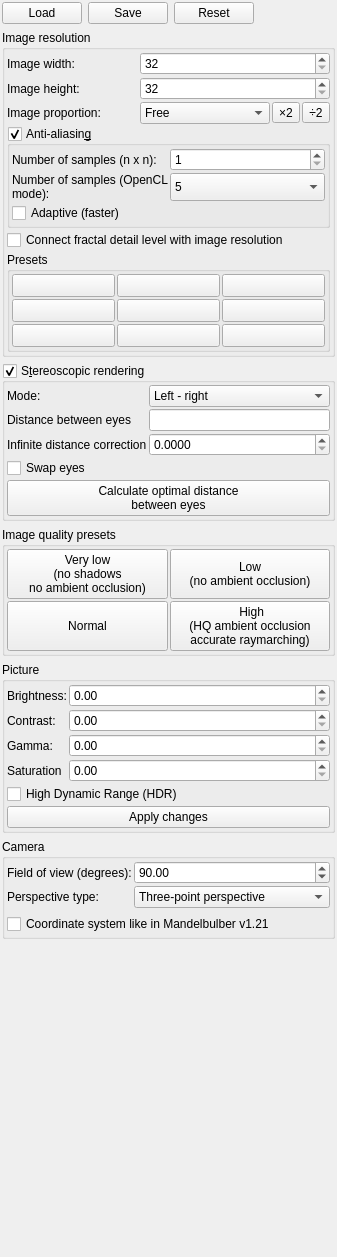
First picture: the form in mandelbulber2/qt/dock_image_adjustments.ui, repository buddhi1980/mandelbulber2, before the edit.
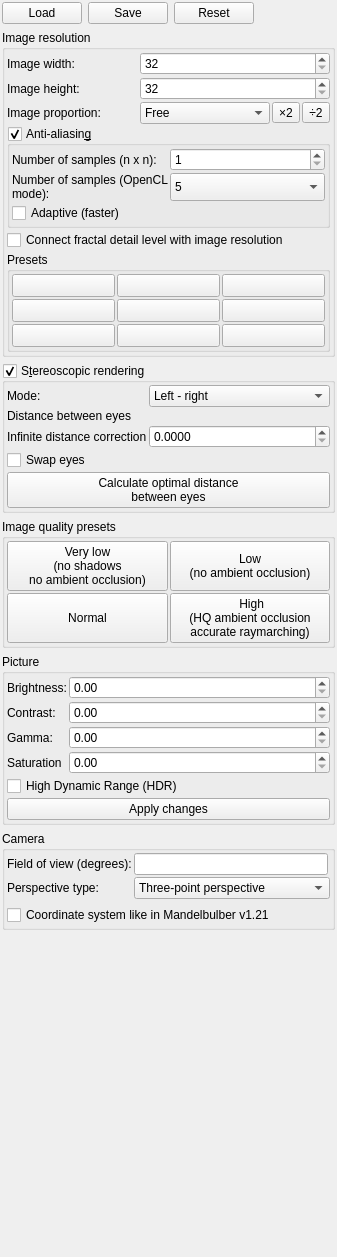
Second picture: the form after the edit. Icons and pictures are not drawn. Custom widgets are drawn as their Qt base class.

Commit message: FOV spixbox repleced with lodEdit - now can be used much lower FOV values Improved resolution of spinbox for formula weight

Patch:
```diff
--- a/mandelbulber2/qt/dock_image_adjustments.ui
+++ b/mandelbulber2/qt/dock_image_adjustments.ui
@@ -601,13 +601,6 @@
           </property>
          </widget>
         </item>
-        <item row="1" column="1" colspan="2">
-         <widget class="MyLineEdit" name="logedit_stereo_eye_distance">
-          <property name="toolTip">
-           <string>&lt;html&gt;&lt;head/&gt;&lt;body&gt;&lt;p&gt;The distance between two virtual eyes. Higher values make the 3D effect more intense. &lt;/p&gt;&lt;p&gt;The optimal distance between eyes is about 1%-5% of the distance to the viewed object. &lt;/p&gt;&lt;/body&gt;&lt;/html&gt;</string>
-          </property>
-         </widget>
-        </item>
         <item row="2" column="1" colspan="2">
          <widget class="MyDoubleSpinBox" name="spinbox_stereo_infinite_correction">
           <property name="sizePolicy">
@@ -989,6 +982,20 @@
           </property>
          </widget>
         </item>
+        <item row="0" column="1">
+         <widget class="MyLineEdit" name="logedit_fov">
+          <property name="toolTip">
+           <string>&lt;html&gt;&lt;head/&gt;&lt;body&gt;&lt;p&gt;Field of view of camera. Higher value gives wider view.&lt;/p&gt;&lt;p&gt;&lt;br/&gt;&lt;/p&gt;&lt;/body&gt;&lt;/html&gt;</string>
+          </property>
+         </widget>
+        </item>
+        <item row="1" column="0">
+         <widget class="QLabel" name="label_126">
+          <property name="text">
+           <string>Perspective type:</string>
+          </property>
+         </widget>
+        </item>
         <item row="1" column="1" colspan="2">
          <widget class="MyComboBox" name="comboBox_perspective_type">
           <property name="sizePolicy">
@@ -1022,47 +1029,6 @@
           </item>
          </widget>
         </item>
-        <item row="1" column="0">
-         <widget class="QLabel" name="label_126">
-          <property name="text">
-           <string>Perspective type:</string>
-          </property>
-         </widget>
-        </item>
-        <item row="0" column="1" colspan="2">
-         <widget class="MyDoubleSpinBox" name="spinbox_fov">
-          <property name="sizePolicy">
-           <sizepolicy hsizetype="Minimum" vsizetype="Preferred">
-            <horstretch>0</horstretch>
-            <verstretch>0</verstretch>
-           </sizepolicy>
-          </property>
-          <property name="toolTip">
-           <string>&lt;html&gt;&lt;head/&gt;&lt;body&gt;&lt;p&gt;Field of view of camera. Higher value gives wider view.&lt;/p&gt;&lt;p&gt;&lt;br/&gt;&lt;/p&gt;&lt;/body&gt;&lt;/html&gt;</string>
-          </property>
-          <property name="prefix">
-           <string/>
-          </property>
-          <property name="suffix">
-           <string/>
-          </property>
-          <property name="decimals">
-           <number>2</number>
-          </property>
-          <property name="minimum">
-           <double>0.010000000000000</double>
-          </property>
-          <property name="maximum">
-           <double>720.000000000000000</double>
-          </property>
-          <property name="singleStep">
-           <double>1.000000000000000</double>
-          </property>
-          <property name="value">
-           <double>90.000000000000000</double>
-          </property>
-         </widget>
-        </item>
        </layout>
       </item>
       <item>
```
Left out of the diff: 2 changed lines with no effect on the pictures. The commit also changes 2 other files.
